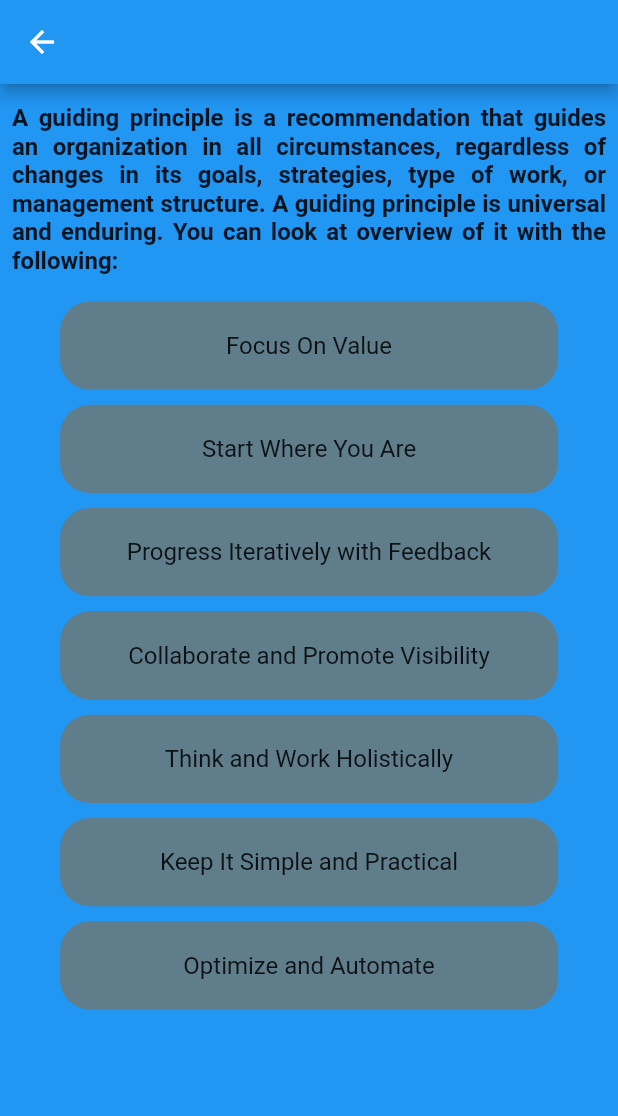
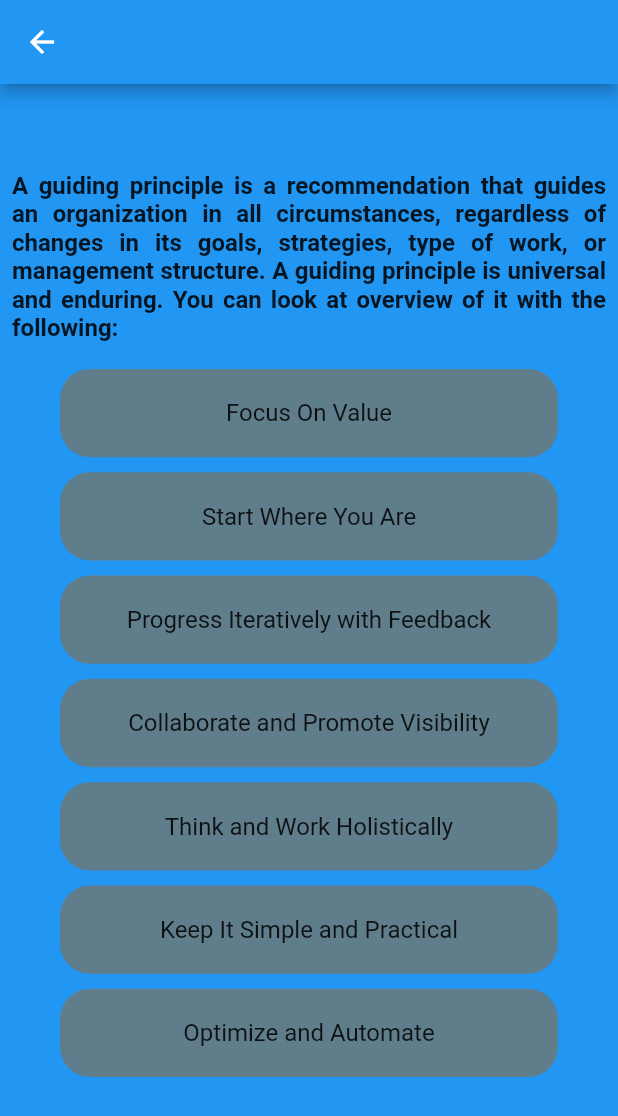
Before and after one commit to ElifEsen/ITMS-MobileApp-Project, a Flutter app: the guidingPrinciples screen opened directly, on a phone screen of 412 x 824 dp. Shown: the top 1116 px of the screen. Run offline on Flutter 3.47's test engine with Material 2 defaults, Android fonts, the light colour scheme and no system bars.

Commit message:
Update guidingPrinciples.dart

```diff
--- a/itms_project/lib/Modules/guidingPrinciples.dart
+++ b/itms_project/lib/Modules/guidingPrinciples.dart
@@ -15,19 +15,21 @@ class guidingPrinciples extends StatelessWidget {
         backgroundColor: Colors.blue,
       ),
       backgroundColor: Colors.blue,
-      body: Center(
-        child: Container(
+      body: ListView(
+        children: <Widget>[
+          Container(
             child: Column(
               children: <Widget>[
                 SizedBox(
-                height: 5.0,
+                  height: 50.0,
                 ),
                 Container(
                   padding: EdgeInsets.all(8.0),
                   child: Text(
                     "A guiding principle is a recommendation that guides an organization in all circumstances, regardless of changes in its goals, strategies, type of work, or management structure. A guiding principle is universal and enduring. You can look at overview of it with the following:",
                     textAlign: TextAlign.justify,
-                  style: TextStyle(fontSize: 16.0, fontWeight: FontWeight.bold),
+                    style:
+                        TextStyle(fontSize: 16.0, fontWeight: FontWeight.bold),
                   ),
                 ),
                 SizedBox(
@@ -38,7 +40,8 @@ class guidingPrinciples extends StatelessWidget {
                       Navigator.push(
                           context,
                           MaterialPageRoute(
-                            builder: (BuildContext context) => focusOnValue()));
+                              builder: (BuildContext context) =>
+                                  focusOnValue()));
                     },
                     child: Container(
                         alignment: Alignment.center,
@@ -193,6 +196,7 @@ class guidingPrinciples extends StatelessWidget {
               ],
             ),
           ),
+        ],
       ),
     );
   }
```
Lines whose indentation alone changed are shown as unchanged.
